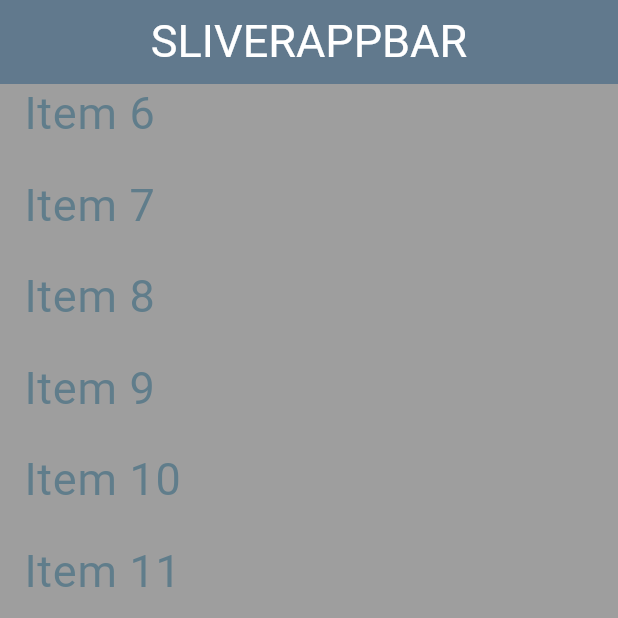
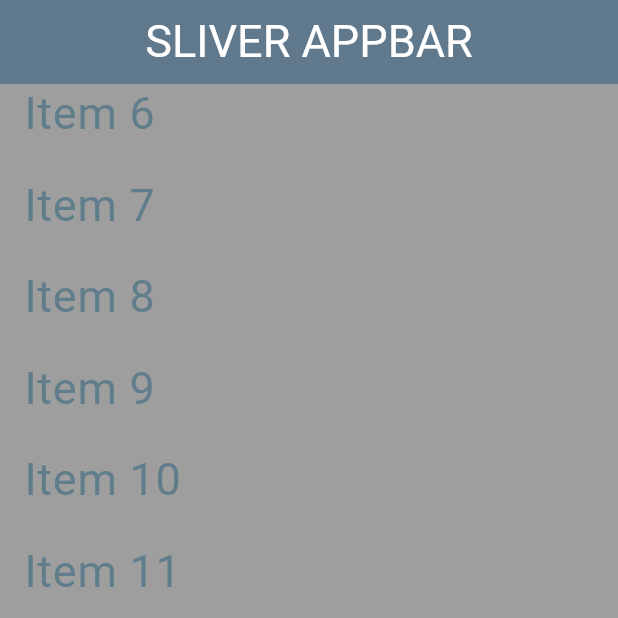
Before and after one commit to pk8184732/sliverappbar, a Flutter app: the screen it shows after launch, scrolled down 576 dp, on a phone screen of 412 x 824 dp, the top half of it. Run offline on Flutter 3.47's test engine with Material 3 defaults, Android fonts, the phone set to English and light mode, and no system bars; network calls fail; key blocks and very long unbroken strings in the code were emptied for the run.

Commit message:
text change

```diff
--- a/sliverappbar/lib/main.dart
+++ b/sliverappbar/lib/main.dart
@@ -25,7 +25,7 @@ class HomePage extends StatefulWidget {
 class HomePageState extends State<HomePage> {
   @override
   Widget build(BuildContext context) {
-    return Scaffold(appBar: AppBar(title: Center(child: Text("SLIVERAPPBAR",style: TextStyle(color: Colors.white,fontSize: 30),)),backgroundColor: Colors.blueGrey),backgroundColor: Colors.grey,
+    return Scaffold(appBar: AppBar(title: Center(child: Text("SLIVER APPBAR",style: TextStyle(color: Colors.white,fontSize: 30),)),backgroundColor: Colors.blueGrey),backgroundColor: Colors.grey,
       body: CustomScrollView(
         slivers: <Widget>[
           SliverAppBar(
```
